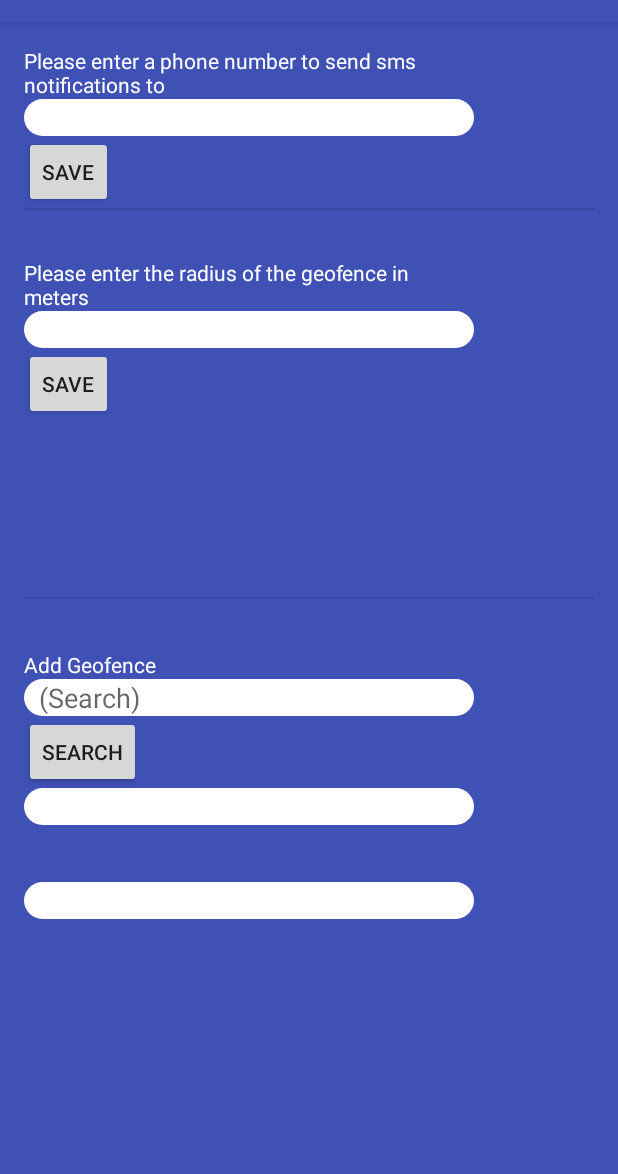
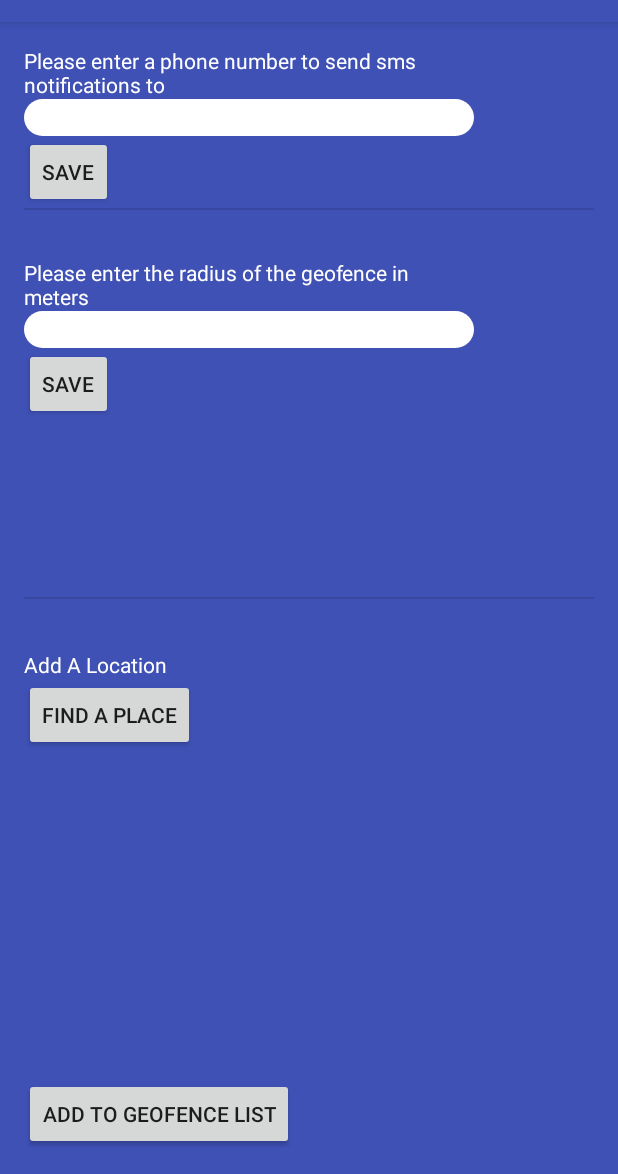
Before and after one commit to rudistapelfeldt/Tracker, an Android app: the screen it shows after launch (SettingsActivity), in the options menu, after a tap on "Settings", on a phone screen of 412 x 824 dp, the part 62-1236 px from its top. Run offline under Robolectric (Android 15) with nearby library versions, the phone set to English and light mode, and no system bars.

Commit message:
bust with mapsActivity listview

```diff
--- a/app/src/main/AndroidManifest.xml
+++ b/app/src/main/AndroidManifest.xml
@@ -15,7 +15,6 @@
     <uses-permission android:name="android.permission.SEND_SMS" />
 
     <application
-        android:name=".AppController"
         android:allowBackup="true"
         android:icon="@mipmap/ic_launcher"
         android:label="@string/app_name"
--- a/app/src/main/java/com/lavalamp/assessment/tracker_v11/AppController.java
+++ /dev/null
@@ -1,57 +0,0 @@
-package com.lavalamp.assessment.tracker_v11;
-
-import android.app.Application;
-import android.content.Context;
-import android.graphics.Bitmap;
-import android.support.v4.util.LruCache;
-import android.text.TextUtils;
-
-import com.android.volley.Request;
-import com.android.volley.RequestQueue;
-import com.android.volley.toolbox.ImageLoader;
-import com.android.volley.toolbox.Volley;
-
-/**
- * Created by Rudolph on 2016/06/08.
- */
-public class AppController extends Application {
-    private static final String TAG="AppController";
-    private static AppController mInstance;
-    public static synchronized AppController getInstance(){
-        return mInstance;
-    }
-
-    private RequestQueue mRequestQueue;
-
-    @Override
-    public void onCreate() {
-        super.onCreate();
-        mInstance = this;
-        getRequestQueue();
-
-    }
-
-    public RequestQueue getRequestQueue(){
-        if (mRequestQueue == null){
-            mRequestQueue = Volley.newRequestQueue(getApplicationContext());
-        }
-        return mRequestQueue;
-    }
-
-    public <T> void addToRequestQueue(Request<T> req, String tag){
-        req.setTag(TextUtils.isEmpty(tag) ? TAG : tag);
-        getRequestQueue().add(req);
-    }
-
-    public <T> void addToRequestQueue(Request<T> req){
-        req.setTag(TAG);
-        getRequestQueue().add(req);
-    }
-
-    public void cancelPendingRequests(Object tag){
-        if (mRequestQueue != null){
-            mRequestQueue.cancelAll(tag);
-        }
-    }
-
-}
--- a/app/src/main/java/com/lavalamp/assessment/tracker_v11/AsyncLocationResponse.java
+++ /dev/null
@@ -1,9 +0,0 @@
-package com.lavalamp.assessment.tracker_v11;
-
-/**
- * Created by Rudolph on 2016/06/10.
- */
-public interface AsyncLocationResponse {
-
-    public void processFinish(String [] text);
-}
--- /dev/null
+++ b/app/src/main/java/com/lavalamp/assessment/tracker_v11/DatabaseHelper.java
@@ -0,0 +1,57 @@
+package com.lavalamp.assessment.tracker_v11;
+
+/**
+ * Created by Rudolph on 2016/06/30.
+ */
+import android.content.ContentValues;
+import android.content.Context;
+import android.database.Cursor;
+import android.database.sqlite.SQLiteDatabase;
+import android.database.sqlite.SQLiteOpenHelper;
+
+/**
+ * Created by Rudolph on 2016/02/06.
+ */
+public class DatabaseHelper extends SQLiteOpenHelper {
+    public static final String DATABASE_NAME = "Tracker";
+    public static final String TABLE_NAME = "place_detail";
+    public static final String COL1 = "NAME";
+    public static final String COL2 = "LATITUDE";
+    public static final String COL3 = "LONGITUDE";
+
+    public DatabaseHelper(Context context){
+        super(context, DATABASE_NAME, null, 1);
+
+    }
+
+
+    @Override
+    public void onCreate(SQLiteDatabase db){
+        db.execSQL("CREATE TABLE " + TABLE_NAME + "(" + COL1 + " TEXT PRIMARY KEY ," + COL2 + " DOUBLE," + COL3 + " DOUBLE)");
+    }
+
+    @Override
+    public void onUpgrade(SQLiteDatabase db, int oldVersion, int newVersion){
+        db.execSQL("DROP TABLE IF EXISTS " + TABLE_NAME );
+        onCreate(db);
+    }
+
+    public boolean InsertRecord(String name, double lat, double lng){
+        SQLiteDatabase db = this.getWritableDatabase();
+        ContentValues contentValues = new ContentValues();
+        contentValues.put(COL1,name);
+        contentValues.put(COL2, lat);
+        contentValues.put(COL3, lng);
+        long result = db.insert(TABLE_NAME,null,contentValues);
+        if (result == -1)
+            return false;
+        else
+            return true;
+    }
+
+    public Cursor getAllRecords(){
+        SQLiteDatabase db = this.getWritableDatabase();
+        Cursor result = db.rawQuery("select NAME, LATITUDE, LONGITUDE from " + TABLE_NAME, null );
+        return result;
+    }
+}
--- a/app/src/main/java/com/lavalamp/assessment/tracker_v11/MapsActivity.java
+++ b/app/src/main/java/com/lavalamp/assessment/tracker_v11/MapsActivity.java
@@ -7,6 +7,7 @@ import android.content.Context;
 import android.content.DialogInterface;
 import android.content.Intent;
 import android.content.SharedPreferences;
+import android.database.Cursor;
 import android.graphics.Color;
 import android.location.Location;
 import android.location.LocationManager;
@@ -21,7 +22,9 @@ import android.util.Log;
 import android.view.Menu;
 import android.view.MenuItem;
 import android.view.View;
+import android.widget.ArrayAdapter;
 import android.widget.Button;
+import android.widget.ListView;
 import android.widget.Toast;
 import android.widget.Toolbar;
 
@@ -42,6 +45,9 @@ import com.google.android.gms.maps.model.CircleOptions;
 import com.google.android.gms.maps.model.LatLng;
 
 import java.util.ArrayList;
+import java.util.HashMap;
+import java.util.List;
+import java.util.Map;
 
 public class MapsActivity extends FragmentActivity implements LocationListener, OnMapReadyCallback, GoogleApiClient.ConnectionCallbacks, GoogleApiClient.OnConnectionFailedListener, ResultCallback {
 
@@ -56,12 +62,19 @@ public class MapsActivity extends FragmentActivity implements LocationListener,
     private boolean isGeofenceAdded = false;
     private SharedPreferences sharedPreferences;
     private int mode;
+    private DatabaseHelper databaseHelper;
+    private ListView geofenceListView;
+    private List<String> list;
+    private ArrayAdapter<String> arrayAdapter;
+    private HashMap<String, LatLng> geoMap;
+    private String TAG = "MapsActivity";
 
     @TargetApi(Build.VERSION_CODES.LOLLIPOP)
     @Override
     protected void onCreate(Bundle savedInstanceState) {
         super.onCreate(savedInstanceState);
         setContentView(R.layout.activity_maps);
+
         //SharedPreferences
         mode = Activity.MODE_PRIVATE;
         sharedPreferences = getSharedPreferences(Constants.MY_PREFS, mode);
@@ -82,6 +95,17 @@ public class MapsActivity extends FragmentActivity implements LocationListener,
             Log.i("TRACKERLOG", "GPS not set");
             showSettingsAlert();
         }
+        databaseHelper = new DatabaseHelper(this);
+        geoMap = new HashMap<String, LatLng>();
+        list = new ArrayList<String>();
+        //fill hashmap with name, lat and lang from database
+        populateMap();
+        //populate list for listview
+        populateList();
+        //set Array Adapter
+        arrayAdapter = new ArrayAdapter<String>(MapsActivity.this, android.R.layout.simple_list_item_1, list);
+        geofenceListView = (ListView)findViewById(R.id.lvChooseGeofence);
+        geofenceListView.setAdapter(arrayAdapter);
         Toolbar toolbar = (Toolbar) findViewById(R.id.toolbar);
         setActionBar(toolbar);
         // Obtain the SupportMapFragment and get notified when the map is ready to be used.
@@ -95,6 +119,27 @@ public class MapsActivity extends FragmentActivity implements LocationListener,
         // Inflate the menu; this adds items to the action bar if it is present.
         getMenuInflater().inflate(R.menu.menu_main, menu);
         return true;
+    }
+
+    @Override
+    protected void onResume() {
+        super.onResume();
+        Log.i(TAG, "onResume");
+        //fill hashmap with name, lat and lang from database
+        populateMap();
+        //populate list for listview
+        populateList();
+        //set Array Adapter
+        arrayAdapter = new ArrayAdapter<String>(MapsActivity.this, android.R.layout.simple_list_item_1, list);
+        geofenceListView = (ListView)findViewById(R.id.lvChooseGeofence);
+        geofenceListView.setAdapter(arrayAdapter);
+        //populateMap();
+        //populate list for listview
+        //populateList();
+        //set Array Adapter
+        //arrayAdapter = new ArrayAdapter<String>(MapsActivity.this, android.R.layout.simple_list_item_1, list);
+        //geofenceListView.setAdapter(arrayAdapter);
+
     }
 
     @Override
@@ -303,4 +348,28 @@ public class MapsActivity extends FragmentActivity implements LocationListener,
             mRemoveGeofenceButton.setEnabled(false);
         }
     }
+
+    private void populateMap(){
+        Cursor cursor = databaseHelper.getAllRecords();
+        if (cursor.getCount() == 0){
+            Log.i(TAG, "No records");
+        }else{
+            Log.i(TAG, "Putting data in map");
+            cursor.moveToFirst();
+            while(cursor.moveToNext()){
+                geoMap.put(cursor.getString(cursor.getColumnIndex("NAME")), new LatLng(cursor.getDouble(cursor.getColumnIndex("LATITUDE")), cursor.getDouble(cursor.getColumnIndex("LONGITUDE"))));
+            }
+        }
+        databaseHelper.close();
+    }
+
+    private void populateList(){
+        Log.i(TAG, "GEOMAP SIZE = " + geoMap.size());
+        if (geoMap.size() > 0){
+            for (Map.Entry<String, LatLng> entry : geoMap.entrySet()){
+                Log.i(TAG, "entry = " + entry);
+                list.add(entry.getKey());
+            }
+        }
+    }
 }
--- a/app/src/main/java/com/lavalamp/assessment/tracker_v11/SettingsActivity.java
+++ b/app/src/main/java/com/lavalamp/assessment/tracker_v11/SettingsActivity.java
@@ -1,6 +1,7 @@
 package com.lavalamp.assessment.tracker_v11;
 
 import android.app.Activity;
+import android.content.Intent;
 import android.content.SharedPreferences;
 import android.os.Bundle;
 import android.support.v7.app.AppCompatActivity;
@@ -10,30 +11,40 @@ import android.widget.Button;
 import android.widget.EditText;
 import android.widget.Toast;
 
+import com.google.android.gms.common.GooglePlayServicesNotAvailableException;
+import com.google.android.gms.common.GooglePlayServicesRepairableException;
+import com.google.android.gms.common.api.Status;
+import com.google.android.gms.location.places.Place;
+import com.google.android.gms.location.places.ui.PlaceAutocomplete;
+
 public class SettingsActivity extends AppCompatActivity implements View.OnClickListener{
-    private Button  btnSaveNumber, btnSaveRadius,  btnSearch ;
-    private EditText etNumber, etRadius, etSearch, etLat, etLng;
+    private Button  btnSaveNumber, btnSaveRadius,  btnPlaceFind, btnAddPlace;
+    private EditText etNumber, etRadius, etPlaceName, etPlaceLat, etPlaceLng;
     private SharedPreferences sharedPreferences;
     private int mode;
+    int PLACE_AUTOCOMPLETE_REQUEST_CODE = 1;
+    private String TAG = "SETTINGSLOG";
+    private DatabaseHelper dbHelper;
     @Override
     protected void onCreate(Bundle savedInstanceState) {
         super.onCreate(savedInstanceState);
         setContentView(R.layout.activity_settings);
-        btnSearch = (Button)findViewById(R.id.btnSearch);
         btnSaveRadius = (Button)findViewById(R.id.btnSaveRadius);
         btnSaveNumber = (Button)findViewById(R.id.btnSaveNumber);
+        btnPlaceFind = (Button)findViewById(R.id.btnPlaceFind);
+        btnAddPlace = (Button)findViewById(R.id.btnAddPlaceGeofence);
         etNumber = (EditText)findViewById(R.id.etNumber);
         etRadius = (EditText)findViewById(R.id.etRadius);
-        etSearch = (EditText)findViewById(R.id.etSearch);
-        etLat = (EditText)findViewById(R.id.etLat);
-        etLng = (EditText)findViewById(R.id.etLng);
-        etLat.setEnabled(false);
-        etLng.setEnabled(false);
+        etPlaceName = (EditText)findViewById(R.id.etPlaceName);
+        etPlaceLat = (EditText)findViewById(R.id.etPlaceLat);
+        etPlaceLng = (EditText)findViewById(R.id.etPlaceLng);
         btnSaveRadius.setOnClickListener(this);
         btnSaveNumber.setOnClickListener(this);
-        btnSearch.setOnClickListener(this);
+        btnPlaceFind.setOnClickListener(this);
+        btnAddPlace.setOnClickListener(this);
         mode = Activity.MODE_PRIVATE;
         sharedPreferences = getSharedPreferences(Constants.MY_PREFS, mode);
+        dbHelper = new DatabaseHelper(this);
 
     }
 
@@ -61,17 +72,52 @@ public class SettingsActivity extends AppCompatActivity implements View.OnClickL
                 }finally{
                     break;
                 }
-            case R.id.btnSearch:
-                String input = etSearch.getText().toString().replace(" ", "+");
-                String url = "https://maps.googleapis.com/maps/api/place/textsearch/xml?query=" + input + "&sensor=true&key=AIzaSyBKkCNPQ7QmcPHkdAImrf_8Oa0GiFzUXwU";
-                Log.i("SEARCHLOG", "URL = " + url);
-                SearchLocationTask searchLocationTask = new SearchLocationTask(new AsyncLocationResponse() {
-                    @Override
-                    public void processFinish(String [] text) {
+            case R.id.btnPlaceFind:
+                try {
+                    Intent intent =
+                            new PlaceAutocomplete.IntentBuilder(PlaceAutocomplete.MODE_OVERLAY).build(this);
 
-                    }
-                });
-                searchLocationTask.execute(url);
+                    startActivityForResult(intent, PLACE_AUTOCOMPLETE_REQUEST_CODE);
+                } catch (GooglePlayServicesRepairableException e) {
+                    // TODO: Handle the error.
+                } catch (GooglePlayServicesNotAvailableException e) {
+                    // TODO: Handle the error.
+                }
+            case R.id.btnAddPlaceGeofence:
+                if (!etPlaceLat.getText().toString().equals("") && !etPlaceLng.getText().toString().equals("")) {
+                    double latitude = Double.parseDouble(etPlaceLat.getText().toString());
+                    double longitude = Double.parseDouble(etPlaceLng.getText().toString());
+                    dbHelper.InsertRecord(etPlaceName.getText().toString(), latitude, longitude);
+                    showToast("Place Added");
+                    dbHelper.close();
+                }
+                break;
+        }
+    }
+
+    @Override
+    protected void onActivityResult(int requestCode, int resultCode, Intent data) {
+        super.onActivityResult(requestCode, resultCode, data);
+        if (requestCode == PLACE_AUTOCOMPLETE_REQUEST_CODE) {
+            if (resultCode == RESULT_OK) {
+                Place place = PlaceAutocomplete.getPlace(this, data);
+                Log.i(TAG, "Place: " + place.getName());
+                Log.i(TAG, "LATLNG = " + place.getLatLng().latitude + " , " + place.getLatLng().longitude);
+                etPlaceName.setVisibility(View.VISIBLE);
+                etPlaceLat.setVisibility(View.VISIBLE);
+                etPlaceLng.setVisibility(View.VISIBLE);
+                etPlaceName.setText(place.getName());
+                etPlaceLat.setText(String.valueOf(place.getLatLng().latitude));
+                etPlaceLng.setText(String.valueOf(place.getLatLng().longitude));
+                btnAddPlace.setVisibility(View.VISIBLE);
+            } else if (resultCode == PlaceAutocomplete.RESULT_ERROR) {
+                Status status = PlaceAutocomplete.getStatus(this, data);
+                // TODO: Handle the error.
+                Log.i(TAG, status.getStatusMessage());
+
+            } else if (resultCode == RESULT_CANCELED) {
+                // The user canceled the operation.
+            }
         }
     }
 
--- a/app/src/main/res/layout/activity_maps.xml
+++ b/app/src/main/res/layout/activity_maps.xml
@@ -67,6 +67,7 @@
         android:layout_height="40dp"
         android:layout_above="@+id/btnAddGeofence"
         android:layout_alignEnd="@+id/btnAddGeofence"
-        android:choiceMode="multipleChoice"
+        android:choiceMode="singleChoice"
+        android:background="@color/white"
         android:id="@+id/lvChooseGeofence"></ListView>
 </RelativeLayout>
--- a/app/src/main/res/layout/activity_settings.xml
+++ b/app/src/main/res/layout/activity_settings.xml
@@ -10,6 +10,8 @@
     android:background="?attr/colorPrimary"
     tools:context="com.lavalamp.assessment.tracker_v11.SettingsActivity">
 
+    android:layout_width="wrap_content"
+    android:layout_height="match_parent">
     <TextView
         android:layout_width="300dp"
         android:layout_height="wrap_content"
@@ -84,58 +86,75 @@
     <TextView
         android:layout_width="300dp"
         android:layout_height="wrap_content"
-        android:text="Add Geofence"
+        android:text="Add A Location"
         android:id="@+id/tvAddGeofence"
         android:layout_below="@+id/view2"
         android:layout_alignParentStart="true"
         android:layout_marginTop="34dp"
         android:textColor="@color/white"/>
 
+    <Button
+        style="?android:attr/buttonStyleSmall"
+        android:layout_width="wrap_content"
+        android:layout_height="wrap_content"
+        android:text="Find A Place"
+        android:id="@+id/btnPlaceFind"
+        android:layout_below="@+id/tvAddGeofence"
+        android:layout_alignParentStart="true" />
+
     <EditText
         android:layout_width="300dp"
         android:layout_height="wrap_content"
-        android:id="@+id/etSearch"
-        android:hint="(Search)"
+        android:id="@+id/etPlaceName"
         android:background="@drawable/edit_button_bg"
         android:paddingLeft="10dp"
         android:paddingRight="10dp"
-        android:maxLength="25"
+        android:layout_marginTop="10dp"
+        android:maxLength="30"
         android:singleLine="true"
-        android:layout_below="@+id/tvAddGeofence"
-        android:layout_alignParentStart="true" />
+        android:layout_below="@+id/btnPlaceFind"
+        android:layout_alignParentStart="true"
+        android:editable="false"
+        android:visibility="invisible" />
+
+    <EditText
+        android:layout_width="300dp"
+        android:layout_height="wrap_content"
+        android:id="@+id/etPlaceLat"
+        android:background="@drawable/edit_button_bg"
+        android:paddingLeft="10dp"
+        android:paddingRight="10dp"
+        android:maxLength="30"
+        android:singleLine="true"
+        android:layout_marginTop="10dp"
+        android:layout_below="@+id/etPlaceName"
+        android:layout_alignParentStart="true"
+        android:editable="false"
+        android:visibility="invisible" />
+
+    <EditText
+        android:layout_width="300dp"
+        android:layout_height="wrap_content"
+        android:id="@+id/etPlaceLng"
+        android:background="@drawable/edit_button_bg"
+        android:paddingLeft="10dp"
+        android:paddingRight="10dp"
+        android:maxLength="30"
+        android:singleLine="true"
+        android:layout_marginTop="10dp"
+        android:layout_below="@+id/etPlaceLat"
+        android:layout_alignParentStart="true"
+        android:editable="false"
+        android:visibility="invisible" />
 
     <Button
         style="?android:attr/buttonStyleSmall"
         android:layout_width="wrap_content"
         android:layout_height="wrap_content"
-        android:text="SEARCH"
-        android:id="@+id/btnSearch"
-        android:layout_below="@+id/etSearch"
+        android:text="Add To Geofence List"
+        android:id="@+id/btnAddPlaceGeofence"
+        android:layout_marginTop="10dp"
+        android:layout_alignParentBottom="true"
         android:layout_alignParentStart="true" />
 
-    <EditText
-        android:layout_width="300dp"
-        android:layout_height="wrap_content"
-        android:id="@+id/etLat"
-        android:background="@drawable/edit_button_bg"
-        android:paddingLeft="10dp"
-        android:paddingRight="10dp"
-        android:maxLength="13"
-        android:singleLine="true"
-        android:layout_below="@+id/btnSearch"
-        android:layout_alignParentStart="true" />
-
-    <EditText
-        android:layout_width="300dp"
-        android:layout_height="wrap_content"
-        android:id="@+id/etLng"
-        android:background="@drawable/edit_button_bg"
-        android:paddingLeft="10dp"
-        android:paddingRight="10dp"
-        android:maxLength="13"
-        android:singleLine="true"
-        android:layout_below="@+id/etLat"
-        android:layout_alignParentStart="true"
-        android:layout_marginTop="38dp" />
-
 </RelativeLayout>
```
Also changed, not shown: app/src/main/java/com/lavalamp/assessment/tracker_v11/SearchLocationTask.java (deleted, +0 -65 lines).
